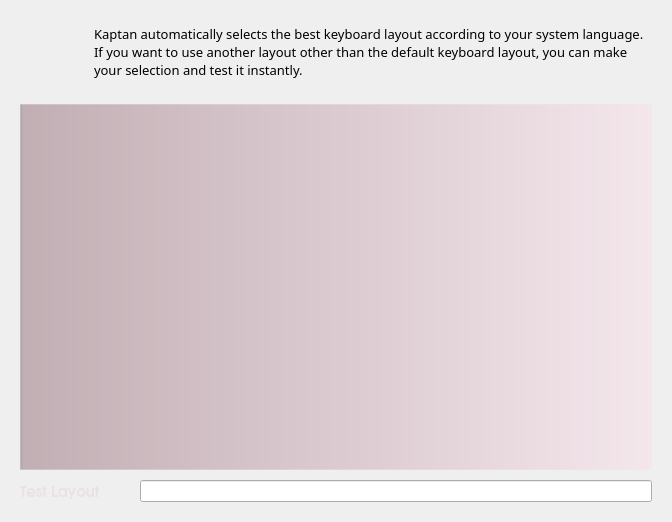
Above: kde/kaptan/ui/ui_scrKeyboard.ui from pars-linux/uludag before the change. Below: the same form after it.
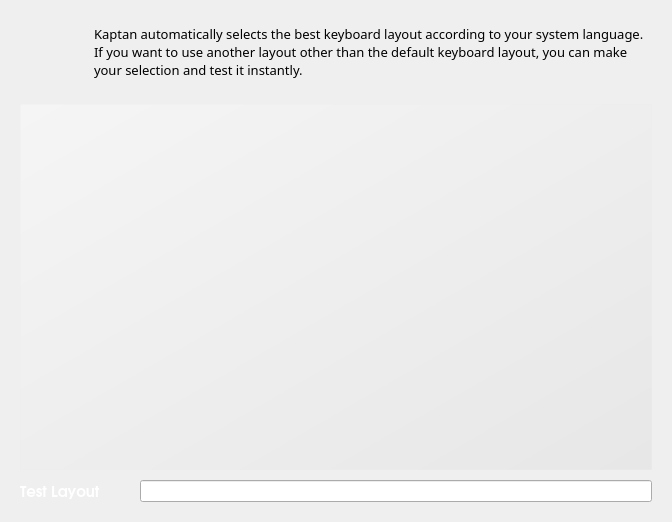
That is the form after the change. Icons and pictures are not drawn.

Diff of the .ui file:
```diff
--- a/kde/kaptan/ui/ui_scrKeyboard.ui
+++ b/kde/kaptan/ui/ui_scrKeyboard.ui
@@ -107,7 +107,7 @@
           </font>
          </property>
          <property name="styleSheet">
-          <string notr="true">#listWidgetKeyboard {background-color: qlineargradient(spread:pad, x1:0, y1:0, x2:1, y2:0, stop:0 rgba(0, 0, 0, 81), stop:0.00537634 rgba(95, 34, 52, 80), stop:1 rgba(255, 213, 230, 80));
+          <string notr="true">#listWidgetKeyboard {background-color: qlineargradient(spread:pad, x1:1, y1:1, x2:0, y2:0, stop:0 rgba(219, 219, 219, 100), stop:1 rgba(255, 255, 255, 100));
 color: white;
 
 border: 1px solid rgb(236, 236, 236, 80);
@@ -140,7 +140,7 @@
             </font>
            </property>
            <property name="styleSheet">
-            <string notr="true">color: rgb(234, 225, 228);</string>
+            <string notr="true">color: white;</string>
            </property>
            <property name="text">
             <string>Test Layout</string>
```
Left out of the diff: 6 changed lines with no effect on the pictures.
